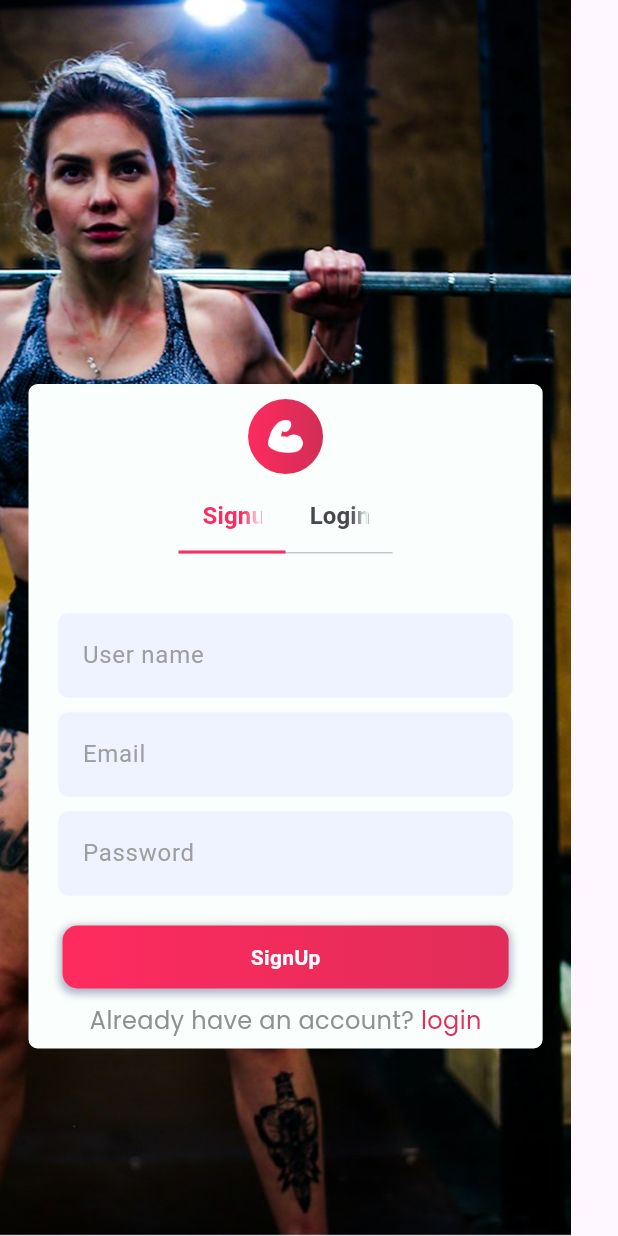
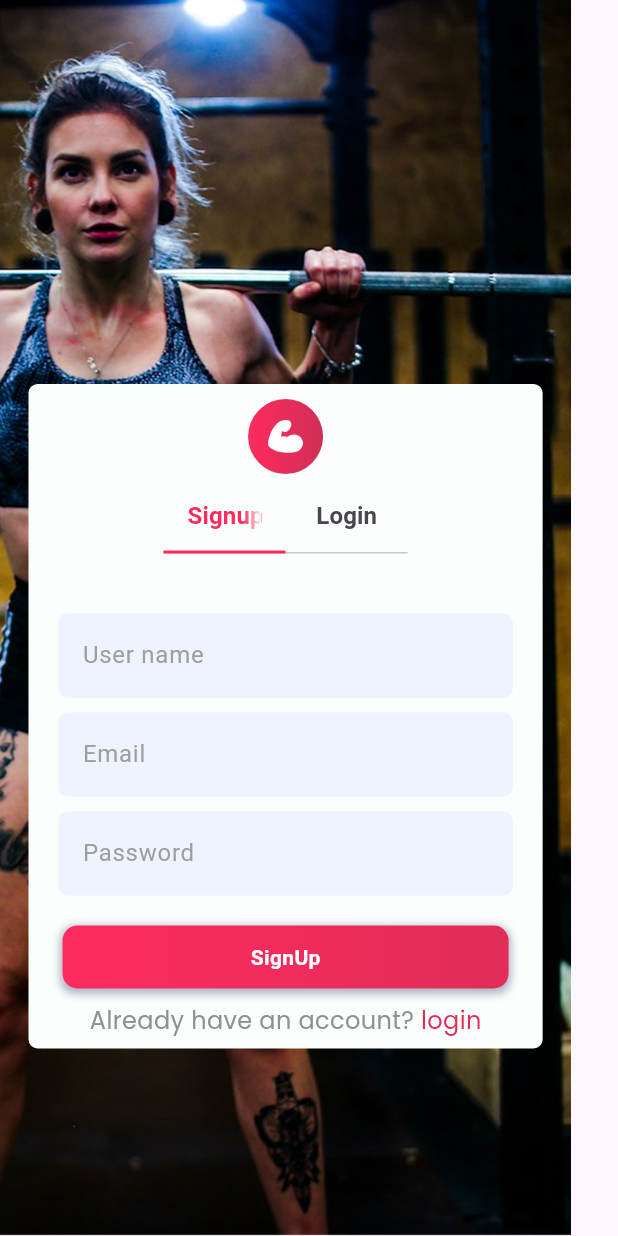
Before and after one commit to Faisal-957/stepexpert, a Flutter app: the Tabbarscreen screen opened directly, on a phone screen of 412 x 824 dp. Run offline on Flutter 3.47's test engine with Material 3 defaults, Android fonts, the phone set to English and light mode, and no system bars; our stand-ins replace firebase_core, flutter_screenutil, get, google_fonts, youtube_player_flutter; accounts and stored records are empty.

```diff
--- a/lib/ui/views/screens/profile_screen/profile_subscreens/logout_screen.dart
+++ b/lib/ui/views/screens/profile_screen/profile_subscreens/logout_screen.dart
@@ -3,7 +3,6 @@ import 'package:flutter_screenutil/flutter_screenutil.dart';
 import 'package:stepexpert/core/constant/colors.dart';
 import 'package:stepexpert/core/constant/string.dart';
 import 'package:stepexpert/core/constant/text_style.dart';
-import 'package:stepexpert/ui/views/custom_widgets/custom_buttons.dart';
 
 class LogoutBottomSheet {
   // Show Bottom Sheet
--- a/lib/ui/views/screens/tabbar_screens/signup_screen.dart
+++ b/lib/ui/views/screens/tabbar_screens/signup_screen.dart
@@ -1,10 +1,10 @@
 import 'package:flutter/material.dart';
-import 'package:get/get.dart';
+import 'package:get/route_manager.dart';
 import 'package:stepexpert/core/constant/auth_decoration.dart';
 import 'package:stepexpert/core/constant/colors.dart';
 import 'package:stepexpert/core/constant/text_style.dart';
 import 'package:stepexpert/ui/views/custom_widgets/custom_buttons.dart';
-import 'package:stepexpert/ui/views/screens/tabbar_screens/login_screen.dart';
+import 'package:stepexpert/ui/views/screens/root_screen/root_screen.dart';
 
 class SignupScreen extends StatelessWidget {
   const SignupScreen({super.key});
@@ -17,8 +17,11 @@ class SignupScreen extends StatelessWidget {
           padding: const EdgeInsets.all(20),
           child: Column(
             children: [
-              TextFormField(
-                decoration: authdecoration.copyWith(hintText: "User name "),
+              Container(
+                color: whiteColor,
+                child: TextFormField(
+                  decoration: authdecoration.copyWith(hintText: "User name "),
+                ),
               ),
               SizedBox(height: 10),
               TextFormField(
@@ -34,10 +37,7 @@ class SignupScreen extends StatelessWidget {
                 height: 42,
                 width: 297.36627197265625,
                 onTap: () {
-                  Navigator.push(
-                    context,
-                    MaterialPageRoute(builder: (context) => LoginScreen()),
-                  );
+                  Get.to(RootScreen());
                 },
                 linearGradient: LinearGradient(
                   colors: [darkpink, primaryColor],
@@ -60,7 +60,7 @@ class SignupScreen extends StatelessWidget {
                   ),
                   GestureDetector(
                     onTap: () {
-                      Get.to(LoginScreen());
+                      DefaultTabController.of(context).animateTo(1);
                     },
                     child: Text(
                       "login",
--- a/lib/ui/views/screens/tabbar_screens/tabbarscreen.dart
+++ b/lib/ui/views/screens/tabbar_screens/tabbarscreen.dart
@@ -35,6 +35,7 @@ class Tabbarscreen extends StatelessWidget {
                       height: 50,
                       width: 50,
                       decoration: BoxDecoration(
+                        color: whiteColor,
                         borderRadius: BorderRadius.circular(25),
                         gradient: const LinearGradient(
                           colors: [Color(0xffFE2B5F), Color(0xffD02E56)],
@@ -47,7 +48,7 @@ class Tabbarscreen extends StatelessWidget {
                     const SizedBox(height: 5),
 
                     Container(
-                      padding: EdgeInsets.only(left: 100, right: 100),
+                      padding: EdgeInsets.only(left: 90, right: 90),
                       child: TabBar(
                         labelColor: Color(0xffFE2B5F),
                         indicatorColor: Color(0xffFE2B5F),
```
Also changed, not shown: lib/main.dart (+5 -3 lines), lib/ui/views/screens/tabbar_screens/login_screen.dart (+4 -5 lines), pubspec.lock.
